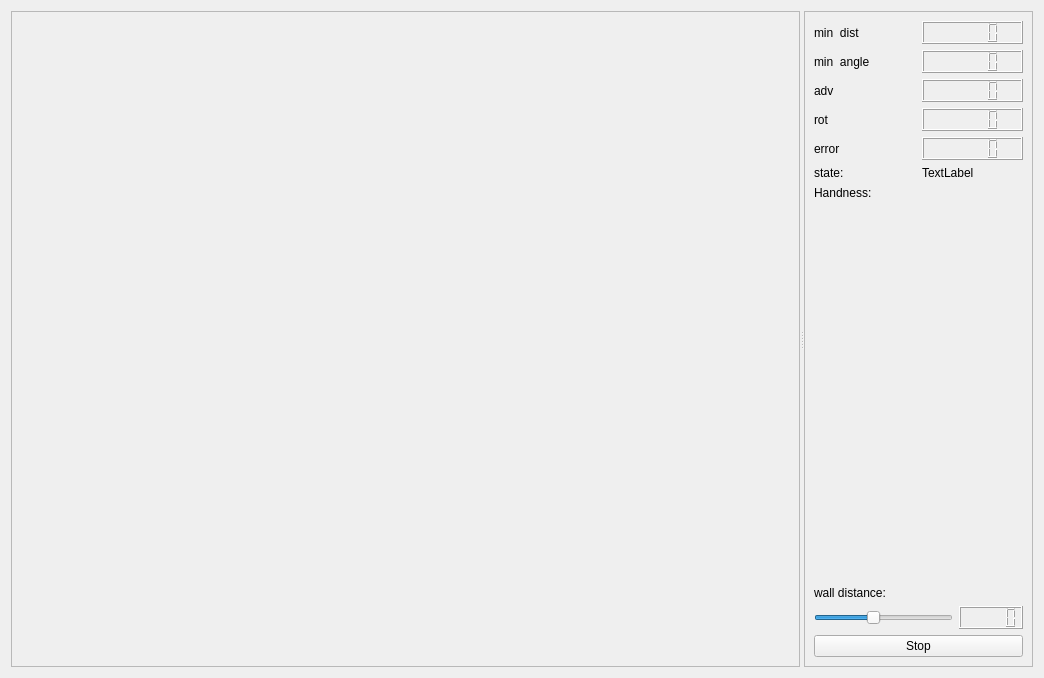
This is actividad2/src/mainUI.ui in Superpor22/Robotica_g3_25_26 as Qt 5 draws it before an edit. The edited form follows.
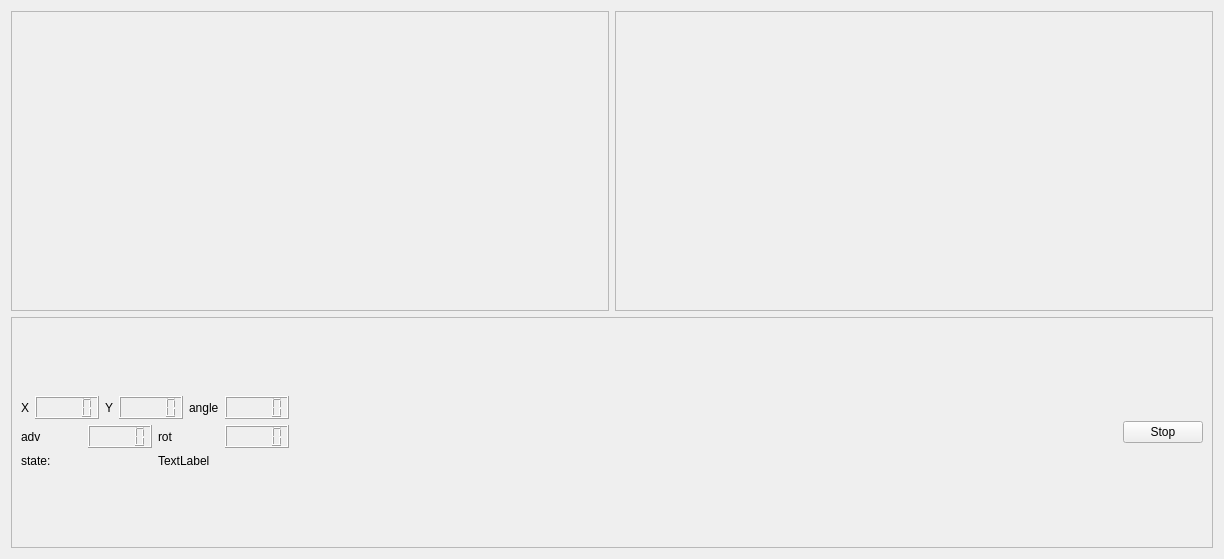
This is the edited form.

```diff
--- a/actividad2/src/mainUI.ui
+++ b/actividad2/src/mainUI.ui
@@ -6,8 +6,8 @@
    <rect>
     <x>0</x>
     <y>0</y>
-    <width>1044</width>
-    <height>678</height>
+    <width>1224</width>
+    <height>559</height>
    </rect>
   </property>
   <property name="windowTitle">
@@ -15,10 +15,10 @@
   </property>
   <layout class="QVBoxLayout" name="verticalLayout_3">
    <item>
-    <widget class="QSplitter" name="splitter">
-     <property name="orientation">
-      <enum>Qt::Horizontal</enum>
-     </property>
+    <layout class="QVBoxLayout" name="verticalLayout_5">
+     <item>
+      <layout class="QHBoxLayout" name="horizontalLayout_17">
+       <item>
      <widget class="QFrame" name="frame">
       <property name="sizePolicy">
        <sizepolicy hsizetype="Expanding" vsizetype="Preferred">
@@ -28,8 +28,8 @@
       </property>
       <property name="minimumSize">
        <size>
-        <width>600</width>
-        <height>0</height>
+           <width>500</width>
+           <height>300</height>
        </size>
       </property>
       <property name="frameShape">
@@ -39,6 +39,32 @@
        <enum>QFrame::Raised</enum>
       </property>
      </widget>
+       </item>
+       <item>
+        <widget class="QFrame" name="frame_room">
+         <property name="sizePolicy">
+          <sizepolicy hsizetype="Expanding" vsizetype="Preferred">
+           <horstretch>0</horstretch>
+           <verstretch>0</verstretch>
+          </sizepolicy>
+         </property>
+         <property name="minimumSize">
+          <size>
+           <width>500</width>
+           <height>300</height>
+          </size>
+         </property>
+         <property name="frameShape">
+          <enum>QFrame::StyledPanel</enum>
+         </property>
+         <property name="frameShadow">
+          <enum>QFrame::Raised</enum>
+         </property>
+        </widget>
+       </item>
+      </layout>
+     </item>
+     <item>
      <widget class="QFrame" name="frame_2">
       <property name="sizePolicy">
        <sizepolicy hsizetype="Minimum" vsizetype="Preferred">
@@ -52,15 +78,19 @@
       <property name="frameShadow">
        <enum>QFrame::Raised</enum>
       </property>
-      <layout class="QVBoxLayout" name="verticalLayout_5">
+       <layout class="QVBoxLayout" name="verticalLayout_2">
        <item>
-        <layout class="QVBoxLayout" name="verticalLayout_4">
+         <layout class="QHBoxLayout" name="horizontalLayout_18">
+          <item>
+           <layout class="QVBoxLayout" name="verticalLayout">
+            <item>
+             <layout class="QHBoxLayout" name="horizontalLayout_7">
          <item>
           <layout class="QHBoxLayout" name="horizontalLayout_2">
            <item>
             <widget class="QLabel" name="label">
              <property name="text">
-              <string>min  dist</string>
+                   <string>X</string>
              </property>
             </widget>
            </item>
@@ -68,7 +98,6 @@
             <widget class="QLCDNumber" name="lcdNumber_mindist">
              <property name="font">
               <font>
-               <weight>75</weight>
                <bold>true</bold>
               </font>
              </property>
@@ -81,7 +110,7 @@
            <item>
             <widget class="QLabel" name="label_2">
              <property name="text">
-              <string>min  angle</string>
+                   <string>Y</string>
              </property>
             </widget>
            </item>
@@ -89,7 +118,6 @@
             <widget class="QLCDNumber" name="lcdNumber_minangle">
              <property name="font">
               <font>
-               <weight>75</weight>
                <bold>true</bold>
               </font>
              </property>
@@ -97,6 +125,30 @@
            </item>
           </layout>
          </item>
+              <item>
+               <layout class="QHBoxLayout" name="horizontalLayout_6">
+                <item>
+                 <widget class="QLabel" name="label_3">
+                  <property name="text">
+                   <string>angle</string>
+                  </property>
+                 </widget>
+                </item>
+                <item>
+                 <widget class="QLCDNumber" name="lcdNumber_minangle_2">
+                  <property name="font">
+                   <font>
+                    <bold>true</bold>
+                   </font>
+                  </property>
+                 </widget>
+                </item>
+               </layout>
+              </item>
+             </layout>
+            </item>
+            <item>
+             <layout class="QHBoxLayout" name="horizontalLayout_8">
          <item>
           <layout class="QHBoxLayout" name="horizontalLayout_4">
            <item>
@@ -125,18 +177,6 @@
            </item>
           </layout>
          </item>
-         <item>
-          <layout class="QHBoxLayout" name="horizontalLayout_6">
-           <item>
-            <widget class="QLabel" name="label_3">
-             <property name="text">
-              <string>error</string>
-             </property>
-            </widget>
-           </item>
-           <item>
-            <widget class="QLCDNumber" name="lcdNumber_error"/>
-           </item>
           </layout>
          </item>
          <item>
@@ -157,68 +197,21 @@
            </item>
           </layout>
          </item>
-         <item>
-          <layout class="QHBoxLayout" name="horizontalLayout_8">
-           <item>
-            <widget class="QLabel" name="label_7">
-             <property name="text">
-              <string>Handness:</string>
-             </property>
-            </widget>
-           </item>
-           <item>
-            <widget class="QLabel" name="label_handness">
-             <property name="text">
-              <string/>
-             </property>
-            </widget>
-           </item>
           </layout>
          </item>
          <item>
-          <spacer name="verticalSpacer">
+           <spacer name="horizontalSpacer">
            <property name="orientation">
-            <enum>Qt::Vertical</enum>
+             <enum>Qt::Horizontal</enum>
            </property>
            <property name="sizeHint" stdset="0">
             <size>
-             <width>20</width>
-             <height>40</height>
+              <width>40</width>
+              <height>20</height>
             </size>
            </property>
           </spacer>
          </item>
-         <item>
-          <layout class="QVBoxLayout" name="verticalLayout">
-           <item>
-            <widget class="QLabel" name="label_8">
-             <property name="text">
-              <string>wall distance:</string>
-             </property>
-            </widget>
-           </item>
-           <item>
-            <layout class="QHBoxLayout" name="horizontalLayout_7">
-             <item>
-              <widget class="QSlider" name="horizontalSlider_wall_distance">
-               <property name="maximum">
-                <number>1000</number>
-               </property>
-               <property name="value">
-                <number>420</number>
-               </property>
-               <property name="orientation">
-                <enum>Qt::Horizontal</enum>
-               </property>
-              </widget>
-             </item>
-             <item>
-              <widget class="QLCDNumber" name="lcdNumber_wall_distance"/>
-             </item>
-            </layout>
-           </item>
-          </layout>
-         </item>
          <item>
           <widget class="QPushButton" name="pushButton_stop">
            <property name="text">
@@ -233,7 +226,8 @@
        </item>
       </layout>
      </widget>
-    </widget>
+     </item>
+    </layout>
    </item>
   </layout>
  </widget>
```
Left out of the diff: 4 changed lines with no effect on the pictures. Lines whose indentation alone changed are shown as unchanged.
